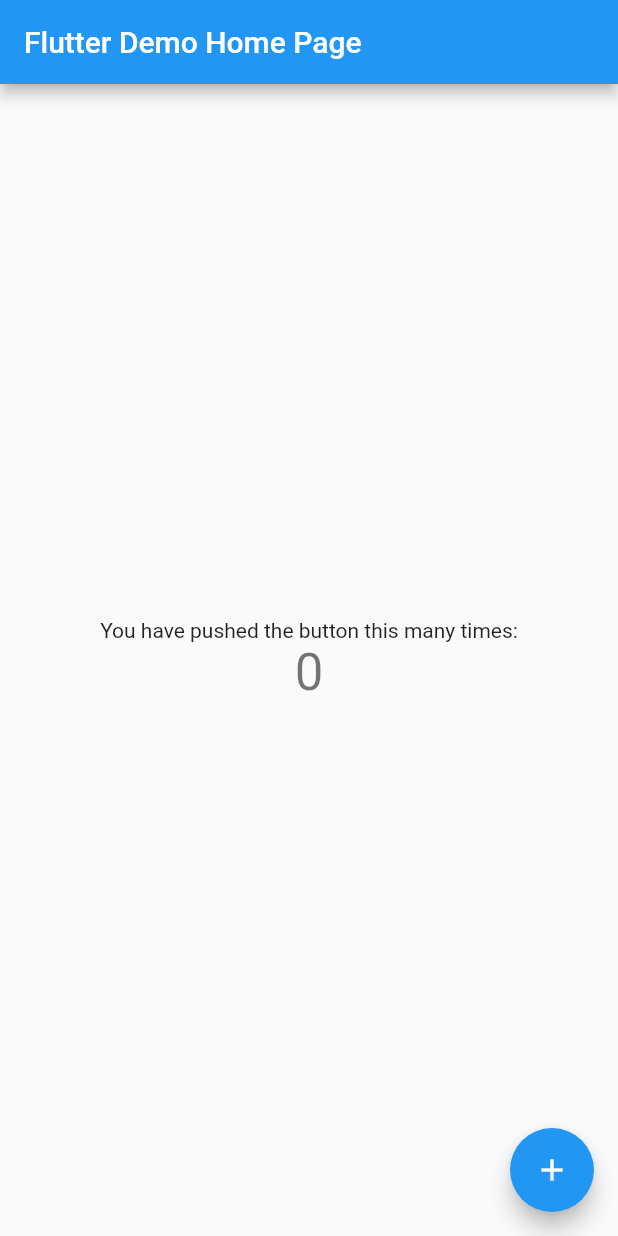
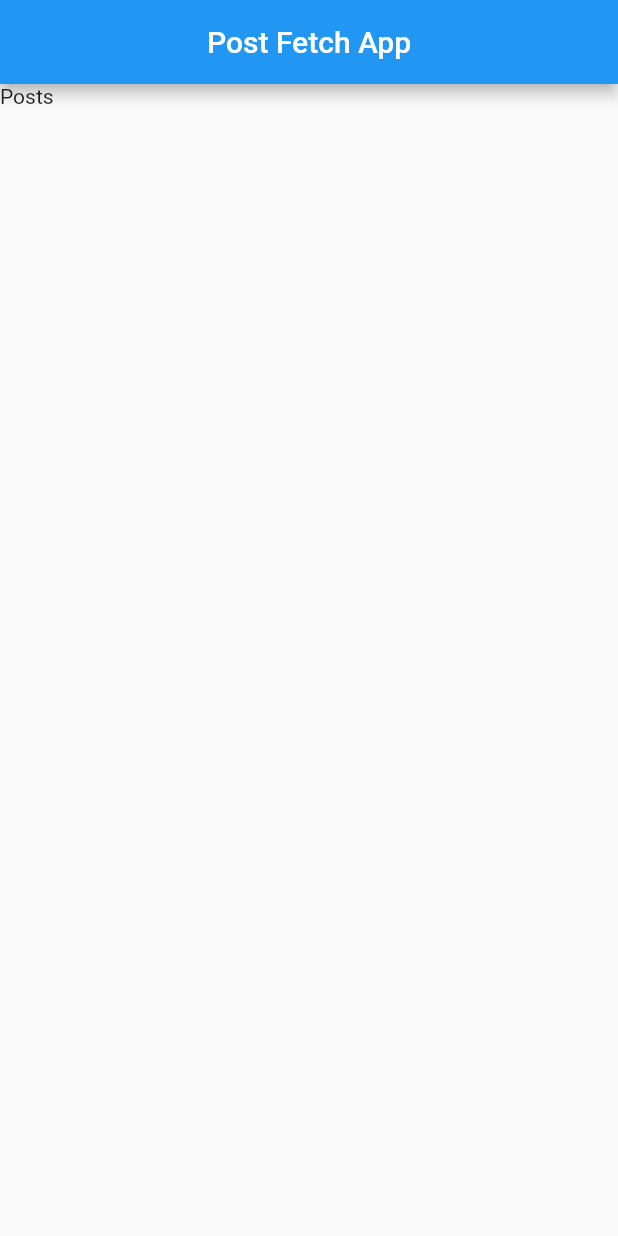
Before and after one commit to turkaytunc/flutter-postcard, a Flutter app: the screen it shows after launch, on a phone screen of 412 x 824 dp. Run offline on Flutter 3.47's test engine with Material 2 defaults, Android fonts, the phone set to English and light mode, and no system bars.

Commit message:
remove: initial codes

```diff
--- a/lib/main.dart
+++ b/lib/main.dart
@@ -1,117 +1,25 @@
 import 'package:flutter/material.dart';
 
 void main() {
-  runApp(MyApp());
+  runApp(MaterialApp(
+    home: App()
+  ));
 }
 
-class MyApp extends StatelessWidget {
-  // This widget is the root of your application.
+class App extends StatefulWidget {
+  @override
+  _AppState createState() => _AppState();
+}
+
+class _AppState extends State<App> {
   @override
   Widget build(BuildContext context) {
-    return MaterialApp(
-      title: 'Flutter Demo',
-      theme: ThemeData(
-        // This is the theme of your application.
-        //
-        // Try running your application with "flutter run". You'll see the
-        // application has a blue toolbar. Then, without quitting the app, try
-        // changing the primarySwatch below to Colors.green and then invoke
-        // "hot reload" (press "r" in the console where you ran "flutter run",
-        // or simply save your changes to "hot reload" in a Flutter IDE).
-        // Notice that the counter didn't reset back to zero; the application
-        // is not restarted.
-        primarySwatch: Colors.blue,
-        // This makes the visual density adapt to the platform that you run
-        // the app on. For desktop platforms, the controls will be smaller and
-        // closer together (more dense) than on mobile platforms.
-        visualDensity: VisualDensity.adaptivePlatformDensity,
+    return Scaffold(
+      appBar: AppBar(
+        title: Text('Post Fetch App'),
+        centerTitle: true,
       ),
-      home: MyHomePage(title: 'Flutter Demo Home Page'),
+      body: Text('Posts'),
     );
   }
 }
-
-class MyHomePage extends StatefulWidget {
-  MyHomePage({Key key, this.title}) : super(key: key);
-
-  // This widget is the home page of your application. It is stateful, meaning
-  // that it has a State object (defined below) that contains fields that affect
-  // how it looks.
-
-  // This class is the configuration for the state. It holds the values (in this
-  // case the title) provided by the parent (in this case the App widget) and
-  // used by the build method of the State. Fields in a Widget subclass are
-  // always marked "final".
-
-  final String title;
-
-  @override
-  _MyHomePageState createState() => _MyHomePageState();
-}
-
-class _MyHomePageState extends State<MyHomePage> {
-  int _counter = 0;
-
-  void _incrementCounter() {
-    setState(() {
-      // This call to setState tells the Flutter framework that something has
-      // changed in this State, which causes it to rerun the build method below
-      // so that the display can reflect the updated values. If we changed
-      // _counter without calling setState(), then the build method would not be
-      // called again, and so nothing would appear to happen.
-      _counter++;
-    });
-  }
-
-  @override
-  Widget build(BuildContext context) {
-    // This method is rerun every time setState is called, for instance as done
-    // by the _incrementCounter method above.
-    //
-    // The Flutter framework has been optimized to make rerunning build methods
-    // fast, so that you can just rebuild anything that needs updating rather
-    // than having to individually change instances of widgets.
-    return Scaffold(
-      appBar: AppBar(
-        // Here we take the value from the MyHomePage object that was created by
-        // the App.build method, and use it to set our appbar title.
-        title: Text(widget.title),
-      ),
-      body: Center(
-        // Center is a layout widget. It takes a single child and positions it
-        // in the middle of the parent.
-        child: Column(
-          // Column is also a layout widget. It takes a list of children and
-          // arranges them vertically. By default, it sizes itself to fit its
-          // children horizontally, and tries to be as tall as its parent.
-          //
-          // Invoke "debug painting" (press "p" in the console, choose the
-          // "Toggle Debug Paint" action from the Flutter Inspector in Android
-          // Studio, or the "Toggle Debug Paint" command in Visual Studio Code)
-          // to see the wireframe for each widget.
-          //
-          // Column has various properties to control how it sizes itself and
-          // how it positions its children. Here we use mainAxisAlignment to
-          // center the children vertically; the main axis here is the vertical
-          // axis because Columns are vertical (the cross axis would be
-          // horizontal).
-          mainAxisAlignment: MainAxisAlignment.center,
-          children: <Widget>[
-            Text(
-              'You have pushed the button this many times:',
-            ),
-            Text(
-              '$_counter',
-              style: Theme.of(context).textTheme.headline4,
-            ),
-          ],
-        ),
-      ),
-      floatingActionButton: FloatingActionButton(
-        onPressed: _incrementCounter,
-        tooltip: 'Increment',
-        child: Icon(Icons.add),
-      ), // This trailing comma makes auto-formatting nicer for build methods.
-    );
-  }
-}
```
Also changed, not shown: 2 other files.
